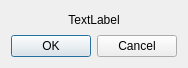
Qt form GUI/dialogwithbuttons.ui (korcankaraokcu/PINCE) before a commit.
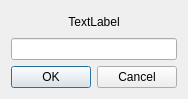
The same form after that commit.

What changed in the file:
```diff
--- a/GUI/dialogwithbuttons.ui
+++ b/GUI/dialogwithbuttons.ui
@@ -7,13 +7,13 @@
     <x>0</x>
     <y>0</y>
     <width>186</width>
-    <height>68</height>
+    <height>99</height>
    </rect>
   </property>
   <property name="windowTitle">
    <string>Clear Address Table</string>
   </property>
-  <layout class="QVBoxLayout" name="verticalLayout_2">
+  <layout class="QHBoxLayout" name="horizontalLayout">
    <item>
     <layout class="QVBoxLayout" name="verticalLayout">
      <item>
@@ -26,6 +26,9 @@
        </property>
       </widget>
      </item>
+     <item>
+      <widget class="QLineEdit" name="lineEdit"/>
+     </item>
      <item>
       <widget class="QDialogButtonBox" name="buttonBox">
        <property name="orientation">
```
Left out of the diff: 2 changed lines with no effect on the pictures.
